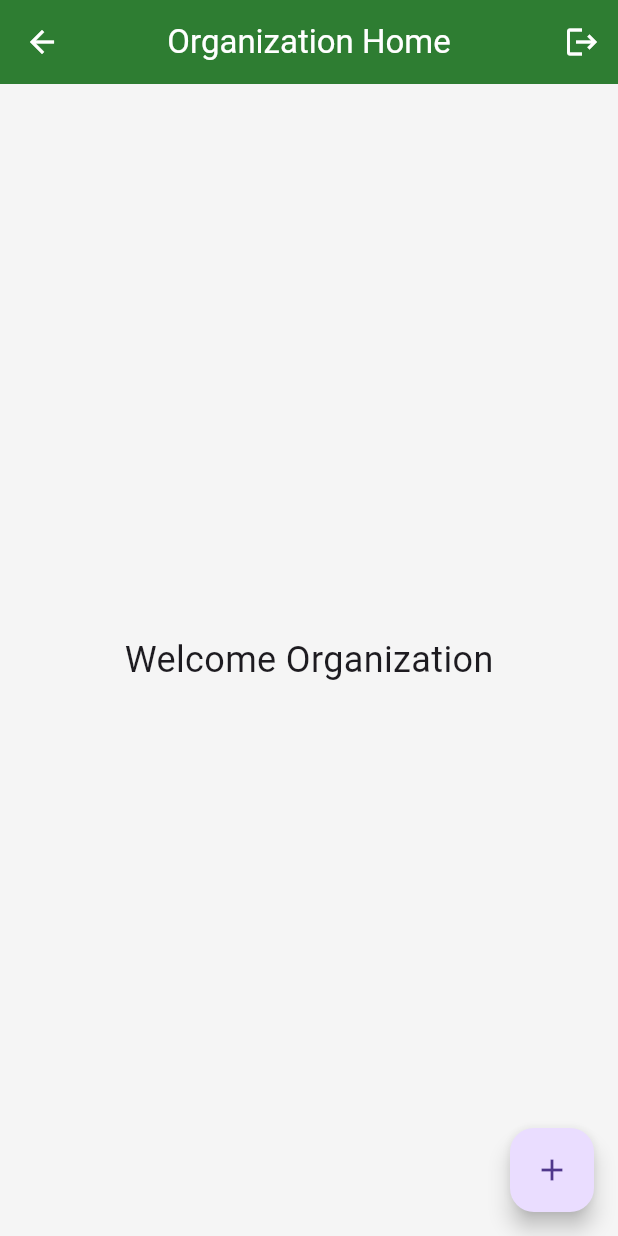
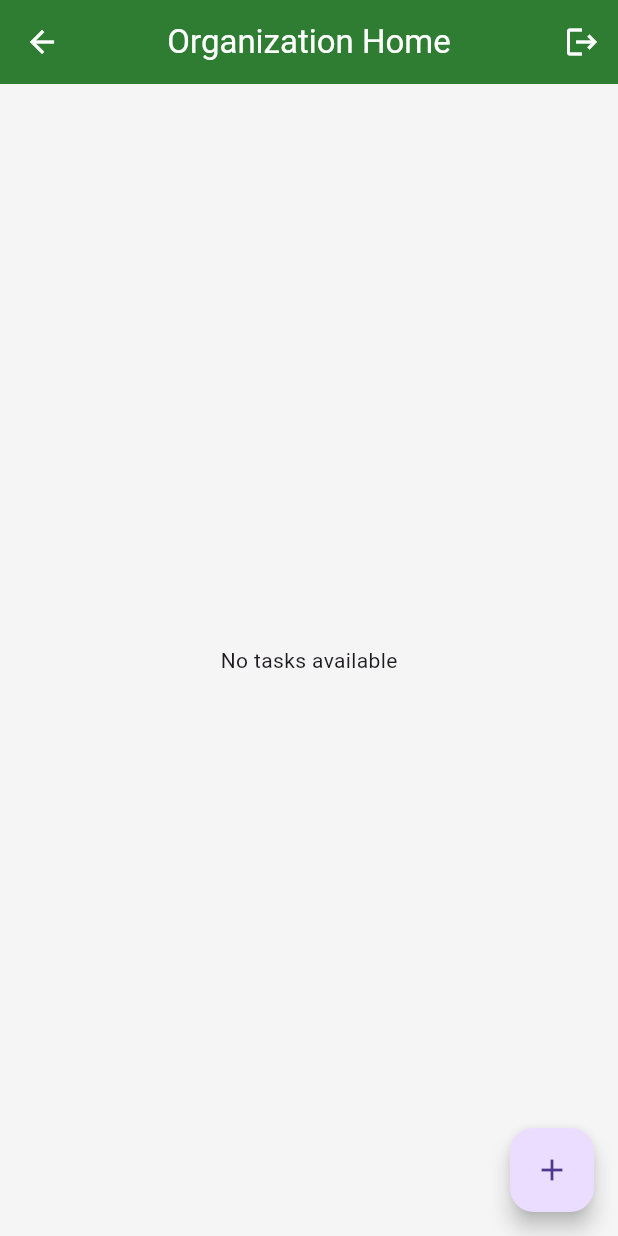
Before and after one commit to Malikabdullah2004/233301112_AbdullahZaheer_Flutter_YardimLink, a Flutter app: the OrganizationHomeScreen screen opened directly, on a phone screen of 412 x 824 dp. Run offline on Flutter 3.47's test engine with Material 3 defaults, Android fonts, the phone set to English and light mode, and no system bars; our stand-ins replace cloud_firestore, firebase_auth, firebase_core; accounts and stored records are empty.

Commit message:
Created volunteer task listing

```diff
--- a/lib/screens/organization/organization_home_screen.dart
+++ b/lib/screens/organization/organization_home_screen.dart
@@ -3,6 +3,7 @@ import 'package:flutter/material.dart';
 import '../../services/auth_service.dart';
 import '../auth/login_screen.dart';
 import 'create_task_screen.dart';
+import '../shared/task_list_screen.dart';
 
 class OrganizationHomeScreen extends StatelessWidget {
   const OrganizationHomeScreen({super.key});
@@ -29,9 +30,7 @@ class OrganizationHomeScreen extends StatelessWidget {
           ),
         ],
       ),
-      body: const Center(
-        child: Text('Welcome Organization', style: TextStyle(fontSize: 24)),
-      ),
+      body: const TaskListScreen(),
       floatingActionButton: FloatingActionButton(
         onPressed: () {
           Navigator.push(
--- /dev/null
+++ b/lib/screens/shared/task_list_screen.dart
@@ -0,0 +1,52 @@
+import 'package:flutter/material.dart';
+
+import '../../models/task_model.dart';
+import '../../services/task_service.dart';
+import '../../widgets/task_card.dart';
+
+class TaskListScreen extends StatelessWidget {
+
+  const TaskListScreen({super.key});
+
+  @override
+  Widget build(BuildContext context) {
+
+    return StreamBuilder<List<TaskModel>>(
+
+      stream: TaskService().getTasks(),
+
+      builder: (context, snapshot) {
+
+        if (snapshot.connectionState ==
+            ConnectionState.waiting) {
+
+          return const Center(
+            child: CircularProgressIndicator(),
+          );
+        }
+
+        if (!snapshot.hasData ||
+            snapshot.data!.isEmpty) {
+
+          return const Center(
+            child: Text(
+              'No tasks available',
+            ),
+          );
+        }
+
+        List<TaskModel> tasks = snapshot.data!;
+
+        return ListView.builder(
+          itemCount: tasks.length,
+          itemBuilder: (context, index) {
+
+            return TaskCard(
+              task: tasks[index],
+            );
+          },
+        );
+      },
+    );
+  }
+}
```
Also changed, not shown: lib/screens/volunteer/volunteer_home_screen.dart (+2 -8 lines), lib/widgets/task_card.dart (added, +67 -0 lines).
